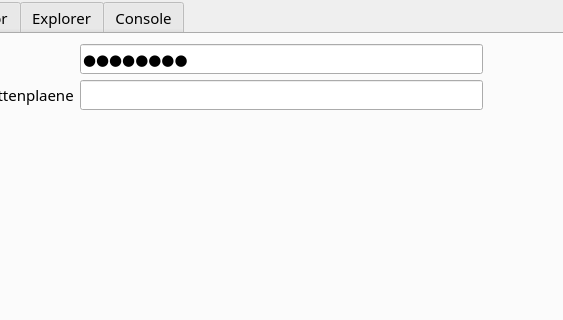
This is ui_files/MainWindow.ui in Snupai/MultipackParser as Qt 5 draws it before an edit; both pictures show x 170 to 733 and y 0 to 320 of the 1280 by 720 pixel window. The edited form follows.
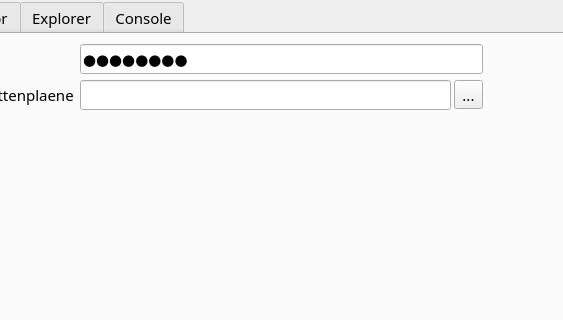
This is the edited form. Icons and pictures are not drawn.

Commit message: Update main window UI to include a button for selecting robot path, enhancing user experience in settings panel

What changed in the file:
```diff
--- a/ui_files/MainWindow.ui
+++ b/ui_files/MainWindow.ui
@@ -1353,9 +1353,6 @@
           </property>
          </widget>
         </item>
-        <item row="1" column="1">
-         <widget class="QLineEdit" name="pathEdit"/>
-        </item>
         <item row="1" column="0">
          <widget class="QLabel" name="label_24">
           <property name="text">
@@ -1363,6 +1360,26 @@
           </property>
          </widget>
         </item>
+        <item row="1" column="1">
+         <layout class="QHBoxLayout" name="horizontalLayout">
+          <property name="spacing">
+           <number>3</number>
+          </property>
+          <item>
+           <widget class="QLineEdit" name="pathEdit"/>
+          </item>
+          <item>
+           <widget class="QToolButton" name="buttonSelectRobPath">
+            <property name="text">
+             <string>...</string>
+            </property>
+            <property name="popupMode">
+             <enum>QToolButton::ToolButtonPopupMode::InstantPopup</enum>
+            </property>
+           </widget>
+          </item>
+         </layout>
+        </item>
        </layout>
       </widget>
       <widget class="QWidget" name="formLayoutWidget_4">
```
The commit also changes 1 other file.
